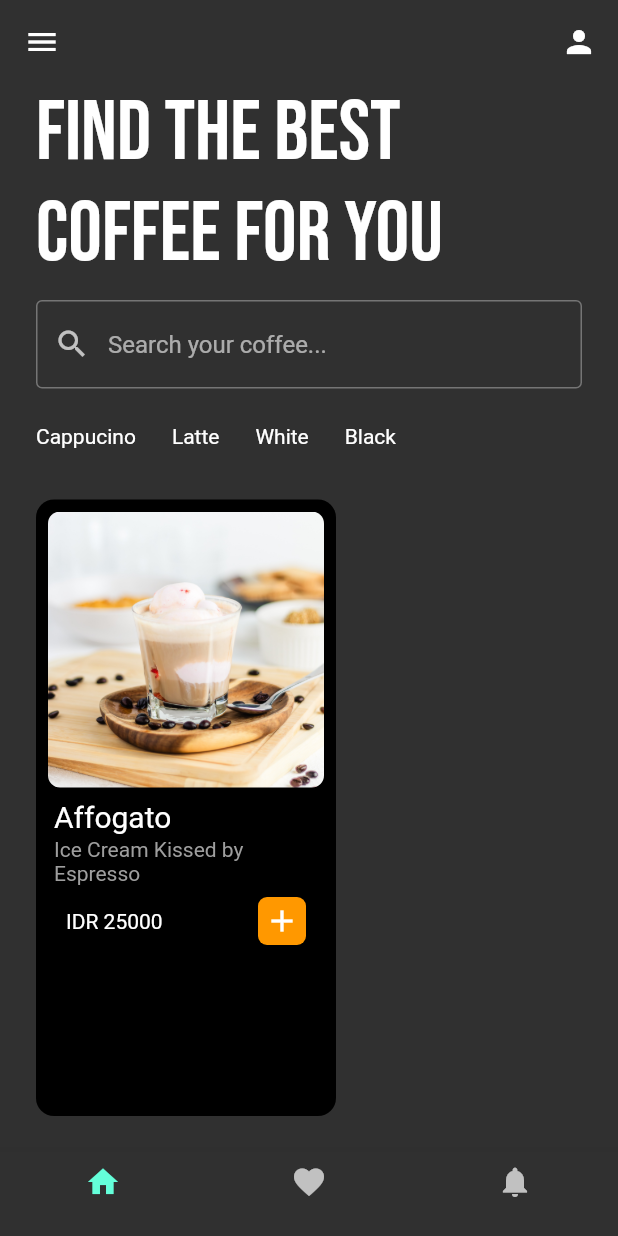
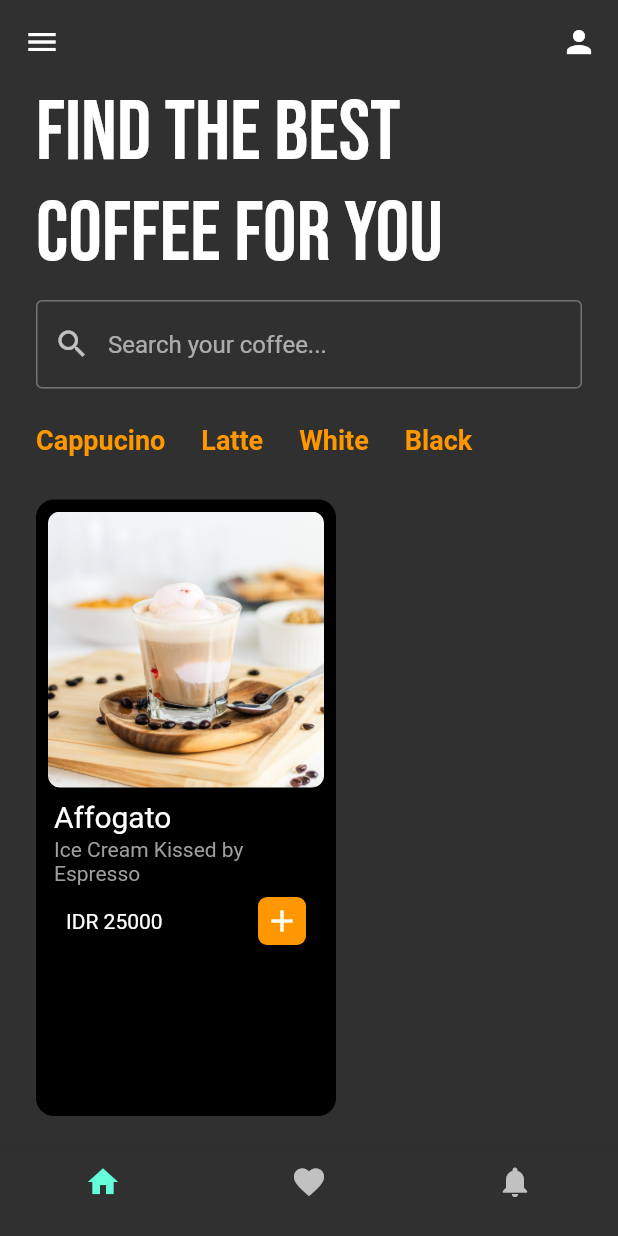
Before and after one commit to mmajapahitnw/dicoding-flutter-final-project, a Flutter app: the screen it shows after launch, on a phone screen of 412 x 824 dp. Run offline on Flutter 3.47's test engine with Material 2 defaults, Android fonts, the phone set to English and light mode, and no system bars.

Commit message:
Update coffee_type.dart

```diff
--- a/cafe_app_ui/lib/components/coffee_type.dart
+++ b/cafe_app_ui/lib/components/coffee_type.dart
@@ -3,10 +3,23 @@ import 'package:flutter/material.dart';
 class CoffeeType extends StatelessWidget {
   final String name;
 
-  const CoffeeType({super.key, required this.name,});
+  const CoffeeType({
+    super.key,
+    required this.name,
+  });
 
   @override
   Widget build(BuildContext context) {
-    return Padding(padding: EdgeInsets.only(left: 24), child: Text(name,),);
+    return Padding(
+      padding: EdgeInsets.only(left: 24),
+      child: Text(
+        name,
+        style: TextStyle(
+          fontSize: 18,
+          fontWeight: FontWeight.bold,
+          color: Colors.orange,
+        ),
+      ),
+    );
   }
 }
```
